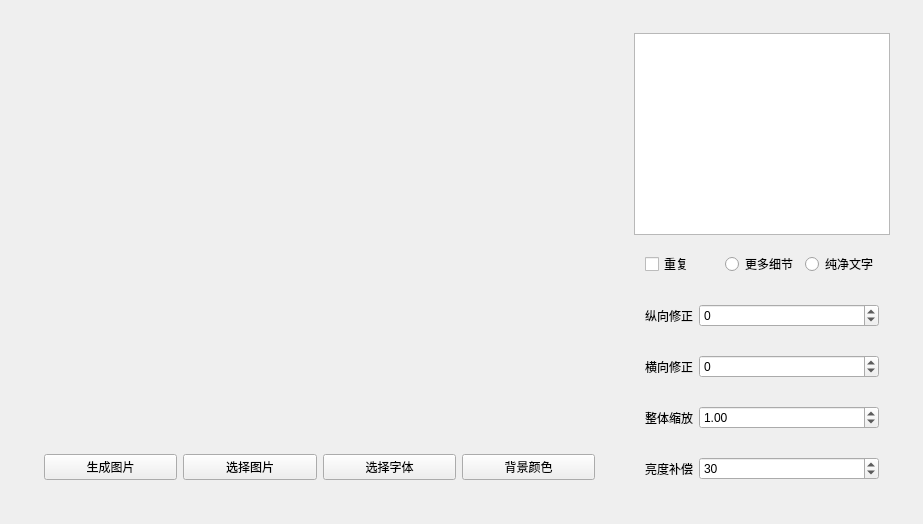
Qt form picture-text/mainwindow.ui (water2004/picture-text) before a commit.
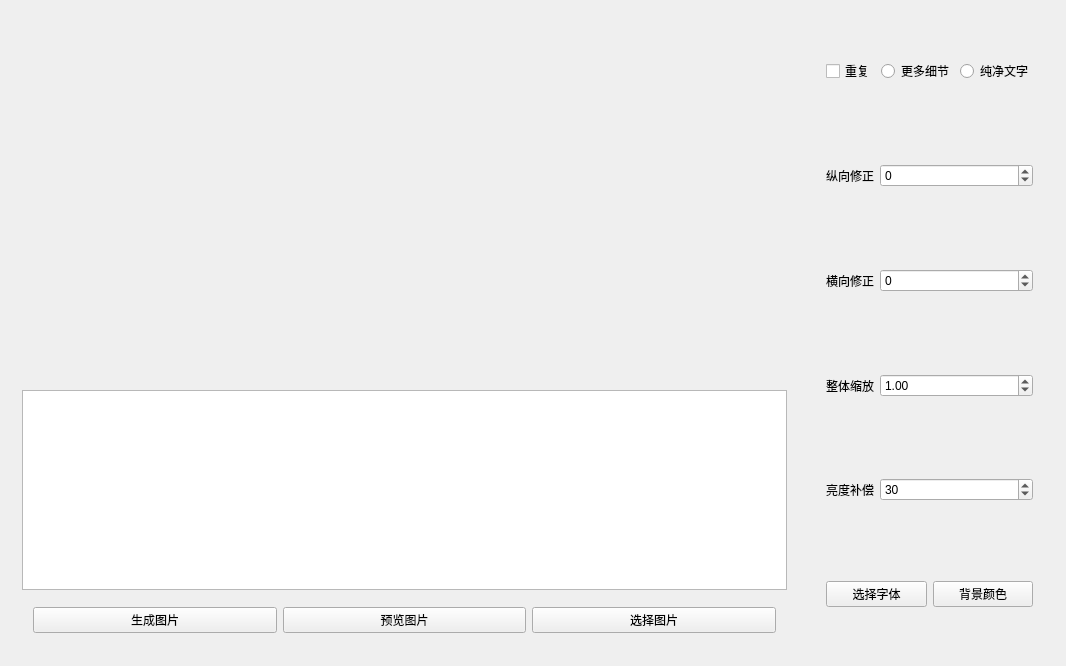
The same form after that commit. Icons and pictures are not drawn. Custom widgets are drawn as their Qt base class.

Commit message: 添加预览窗口

```diff
--- a/picture-text/mainwindow.ui
+++ b/picture-text/mainwindow.ui
@@ -6,8 +6,8 @@
    <rect>
     <x>0</x>
     <y>0</y>
-    <width>923</width>
-    <height>524</height>
+    <width>1066</width>
+    <height>666</height>
    </rect>
   </property>
   <property name="sizePolicy">
@@ -24,17 +24,45 @@
     <normaloff>picture-text.png</normaloff>picture-text.png</iconset>
   </property>
   <widget class="QWidget" name="centralWidget">
-   <layout class="QVBoxLayout" name="verticalLayout_3">
-    <item>
-     <widget class="QWidget" name="widget_2" native="true">
       <layout class="QHBoxLayout" name="horizontalLayout_2">
        <item>
         <widget class="QWidget" name="widget_4" native="true">
          <layout class="QVBoxLayout" name="verticalLayout_2">
           <item>
-           <widget class="QLabel" name="label">
-            <property name="text">
-             <string/>
+        <widget class="preview" name="view" native="true">
+         <property name="sizePolicy">
+          <sizepolicy hsizetype="Preferred" vsizetype="Preferred">
+           <horstretch>0</horstretch>
+           <verstretch>0</verstretch>
+          </sizepolicy>
+         </property>
+         <property name="minimumSize">
+          <size>
+           <width>640</width>
+           <height>360</height>
+          </size>
+         </property>
+         <property name="maximumSize">
+          <size>
+           <width>6400</width>
+           <height>3600</height>
+          </size>
+         </property>
+        </widget>
+       </item>
+       <item>
+        <widget class="QTextEdit" name="textEdit">
+         <property name="sizePolicy">
+          <sizepolicy hsizetype="Preferred" vsizetype="Expanding">
+           <horstretch>0</horstretch>
+           <verstretch>0</verstretch>
+          </sizepolicy>
+         </property>
+         <property name="maximumSize">
+          <size>
+           <width>16777215</width>
+           <height>200</height>
+          </size>
             </property>
            </widget>
           </item>
@@ -54,6 +82,13 @@
                </property>
               </widget>
              </item>
+          <item>
+           <widget class="QPushButton" name="pushButton_2">
+            <property name="text">
+             <string>预览图片</string>
+            </property>
+           </widget>
+          </item>
              <item>
               <widget class="QPushButton" name="choosePic">
                <property name="text">
@@ -61,26 +96,6 @@
                </property>
               </widget>
              </item>
-             <item>
-              <widget class="QPushButton" name="pushButton">
-               <property name="sizePolicy">
-                <sizepolicy hsizetype="Minimum" vsizetype="Fixed">
-                 <horstretch>0</horstretch>
-                 <verstretch>0</verstretch>
-                </sizepolicy>
-               </property>
-               <property name="text">
-                <string>选择字体</string>
-               </property>
-              </widget>
-             </item>
-             <item>
-              <widget class="QPushButton" name="background">
-               <property name="text">
-                <string>背景颜色</string>
-               </property>
-              </widget>
-             </item>
             </layout>
            </widget>
           </item>
@@ -99,16 +114,6 @@
           </sizepolicy>
          </property>
          <layout class="QVBoxLayout" name="verticalLayout">
-          <item>
-           <widget class="QTextEdit" name="textEdit">
-            <property name="sizePolicy">
-             <sizepolicy hsizetype="Preferred" vsizetype="Expanding">
-              <horstretch>0</horstretch>
-              <verstretch>0</verstretch>
-             </sizepolicy>
-            </property>
-           </widget>
-          </item>
           <item>
            <widget class="QWidget" name="widget_3" native="true">
             <layout class="QHBoxLayout" name="horizontalLayout_4">
@@ -264,6 +269,29 @@
             </layout>
            </widget>
           </item>
+       <item>
+        <widget class="QWidget" name="widget_2" native="true">
+         <layout class="QHBoxLayout" name="horizontalLayout_8">
+          <item>
+           <widget class="QPushButton" name="pushButton">
+            <property name="sizePolicy">
+             <sizepolicy hsizetype="Minimum" vsizetype="Fixed">
+              <horstretch>0</horstretch>
+              <verstretch>0</verstretch>
+             </sizepolicy>
+            </property>
+            <property name="text">
+             <string>选择字体</string>
+            </property>
+           </widget>
+          </item>
+          <item>
+           <widget class="QPushButton" name="background">
+            <property name="text">
+             <string>背景颜色</string>
+            </property>
+           </widget>
+          </item>
          </layout>
         </widget>
        </item>
@@ -274,6 +302,14 @@
   </widget>
  </widget>
  <layoutdefault spacing="6" margin="11"/>
+ <customwidgets>
+  <customwidget>
+   <class>preview</class>
+   <extends>QWidget</extends>
+   <header>preview.h</header>
+   <container>1</container>
+  </customwidget>
+ </customwidgets>
  <resources/>
  <connections/>
 </ui>
```
Lines whose indentation alone changed are shown as unchanged. The commit also changes 9 other files.
